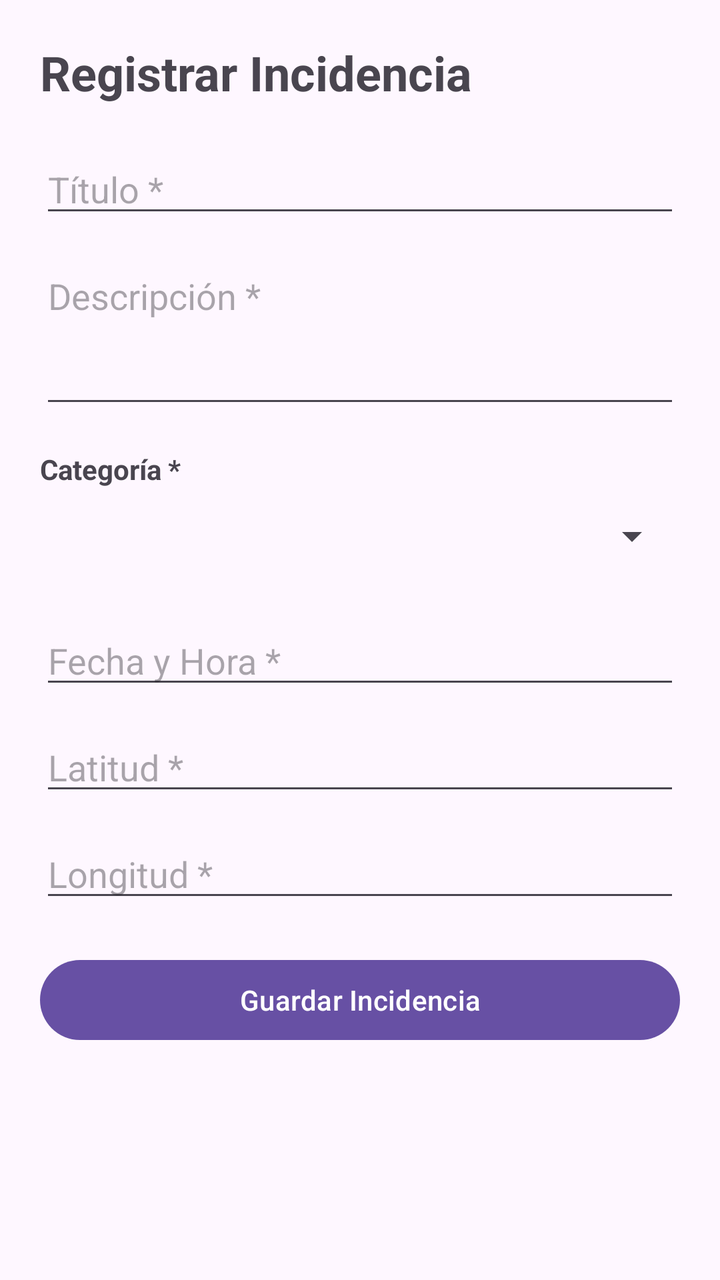
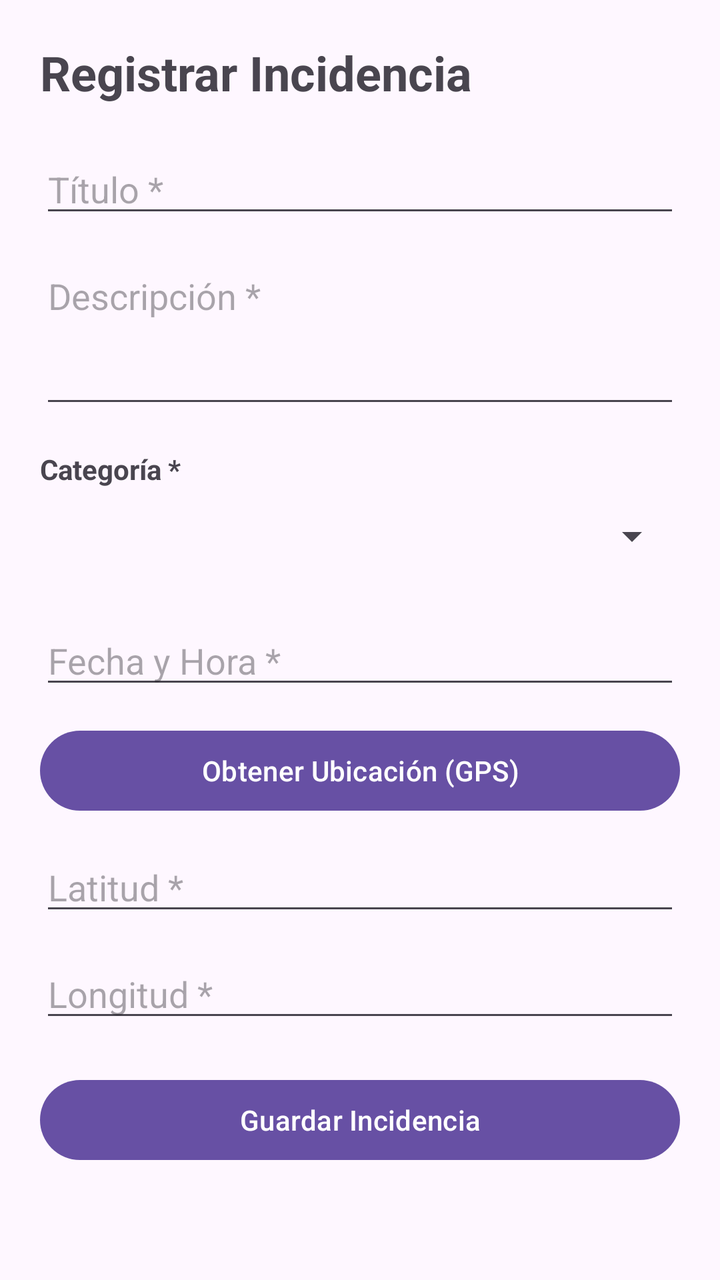

Screens rendered from an Android XML layout before and after an edit, with the pre-edit source and the edit as a unified diff.
<!-- AndroidManifest.xml: application theme Theme.Ev2 -->
<!-- res/layout/activity_registro.xml -->
<?xml version="1.0" encoding="utf-8"?>
<ScrollView xmlns:android="http://schemas.android.com/apk/res/android"
    android:layout_width="match_parent"
    android:layout_height="match_parent"
    android:padding="20dp">

    <LinearLayout
        android:layout_width="match_parent"
        android:layout_height="wrap_content"
        android:orientation="vertical">

        <TextView
            android:layout_width="wrap_content"
            android:layout_height="wrap_content"
            android:text="Registrar Incidencia"
            android:textSize="24sp"
            android:textStyle="bold"
            android:layout_marginBottom="20dp" />

        <EditText
            android:id="@+id/etTitulo"
            android:layout_width="match_parent"
            android:layout_height="wrap_content"
            android:hint="Título *"
            android:inputType="textCapSentences"
            android:layout_marginBottom="12dp" />

        <EditText
            android:id="@+id/etDescripcion"
            android:layout_width="match_parent"
            android:layout_height="wrap_content"
            android:hint="Descripción *"
            android:inputType="textMultiLine"
            android:minLines="3"
            android:gravity="top"
            android:layout_marginBottom="12dp" />

        <TextView
            android:layout_width="wrap_content"
            android:layout_height="wrap_content"
            android:text="Categoría *"
            android:textStyle="bold"
            android:layout_marginTop="4dp" />

        <Spinner
            android:id="@+id/spCategoria"
            android:layout_width="match_parent"
            android:layout_height="wrap_content"
            android:minHeight="48dp"
            android:layout_marginBottom="16dp" />

        <EditText
            android:id="@+id/etFechaHora"
            android:layout_width="match_parent"
            android:layout_height="wrap_content"
            android:hint="Fecha y Hora *"
            android:inputType="text"
            android:layout_marginBottom="12dp" />

        <EditText
            android:id="@+id/etLatitud"
            android:layout_width="match_parent"
            android:layout_height="wrap_content"
            android:hint="Latitud *"
            android:inputType="numberSigned|numberDecimal"
            android:layout_marginBottom="12dp" />

        <EditText
            android:id="@+id/etLongitud"
            android:layout_width="match_parent"
            android:layout_height="wrap_content"
            android:hint="Longitud *"
            android:inputType="numberSigned|numberDecimal"
            android:layout_marginBottom="20dp" />

        <Button
            android:id="@+id/btnGuardar"
            android:layout_width="match_parent"
            android:layout_height="wrap_content"
            android:text="Guardar Incidencia" />

    </LinearLayout>
</ScrollView>
<!-- resources referenced by this layout -->
<resources>
  <style name="Theme.Ev2" parent="Base.Theme.Ev2" />
  <style name="Base.Theme.Ev2" parent="Theme.Material3.DayNight.NoActionBar">
          
          
      </style>
</resources>

<!-- the commit's change to res/layout/activity_registro.xml (unified diff, before → after) -->
@@ -57,6 +57,13 @@
             android:inputType="text"
             android:layout_marginBottom="12dp" />
 
+        <Button
+            android:id="@+id/btnObtenerUbicacion"
+            android:layout_width="match_parent"
+            android:layout_height="wrap_content"
+            android:text="Obtener Ubicación (GPS)"
+            android:layout_marginBottom="12dp" />
+
         <EditText
             android:id="@+id/etLatitud"
             android:layout_width="match_parent"
